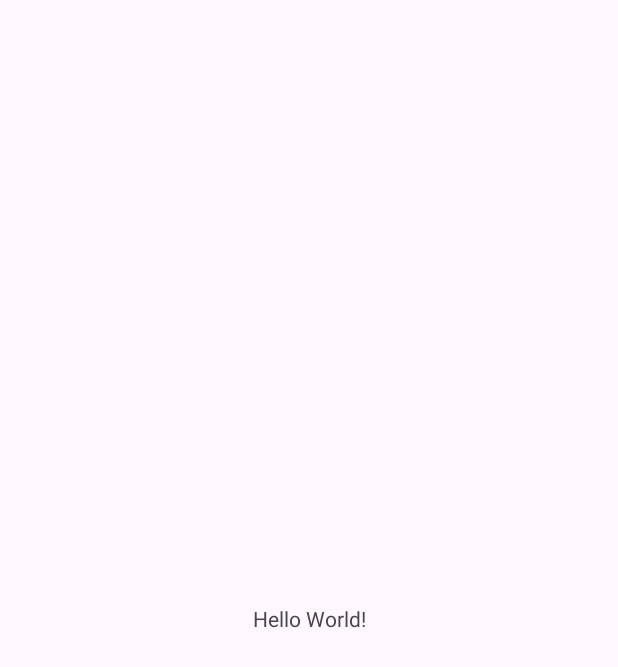
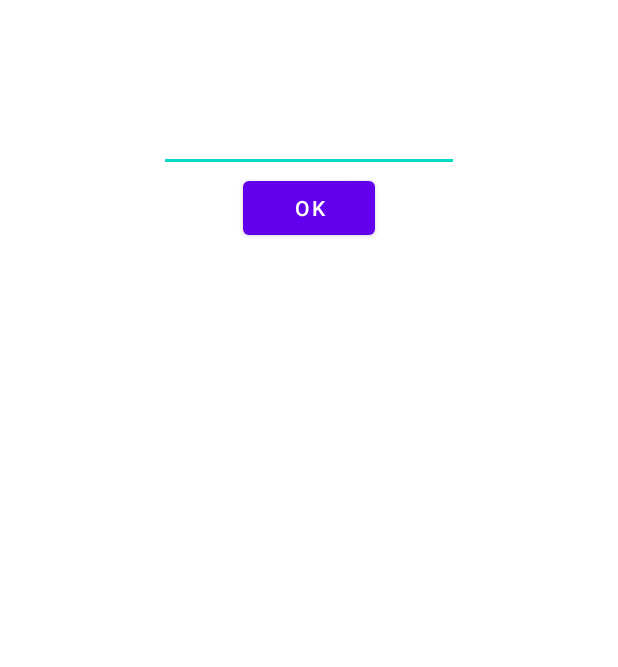
Before and after one commit to PierreRambe/LAB_WEEK_11_A, an Android app: the screen it shows after launch (MainActivity), on a phone screen of 412 x 824 dp. Before the commit the part shown is almost empty. Shown: the top 667 px of the screen. Run offline under Robolectric (Android 15) with nearby library versions, the phone set to English and light mode, and no system bars.

```diff
--- a/app/src/main/java/com/example/lab_week_11_a/MainActivity.kt
+++ b/app/src/main/java/com/example/lab_week_11_a/MainActivity.kt
@@ -1,20 +1,35 @@
 package com.example.lab_week_11_a
 
 import android.os.Bundle
-import androidx.activity.enableEdgeToEdge
+import android.widget.Button
+import android.widget.EditText
+import android.widget.TextView
 import androidx.appcompat.app.AppCompatActivity
-import androidx.core.view.ViewCompat
-import androidx.core.view.WindowInsetsCompat
+import androidx.lifecycle.ViewModel
+import androidx.lifecycle.ViewModelProvider
 
 class MainActivity : AppCompatActivity() {
+
     override fun onCreate(savedInstanceState: Bundle?) {
         super.onCreate(savedInstanceState)
-        enableEdgeToEdge()
         setContentView(R.layout.activity_main)
-        ViewCompat.setOnApplyWindowInsetsListener(findViewById(R.id.main)) { v, insets ->
-            val systemBars = insets.getInsets(WindowInsetsCompat.Type.systemBars())
-            v.setPadding(systemBars.left, systemBars.top, systemBars.right, systemBars.bottom)
-            insets
+
+        val preferenceWrapper = (application as PreferenceApplication).preferenceWrapper
+
+        val preferenceViewModel =
+            ViewModelProvider(this, object : ViewModelProvider.Factory {
+                override fun <T : ViewModel> create(modelClass: Class<T>): T {
+                    return PreferenceViewModel(preferenceWrapper) as T
+                }
+            })[PreferenceViewModel::class.java]
+
+        preferenceViewModel.getText().observe(this) {
+            findViewById<TextView>(R.id.activity_main_text_view).text = it
+        }
+
+        findViewById<Button>(R.id.activity_main_button).setOnClickListener {
+            val input = findViewById<EditText>(R.id.activity_main_edit_text).text.toString()
+            preferenceViewModel.saveText(input)
         }
     }
 }
--- /dev/null
+++ b/app/src/main/java/com/example/lab_week_11_a/PreferenceApplication.kt
@@ -0,0 +1,16 @@
+package com.example.lab_week_11_a
+
+import android.app.Application
+import android.content.Context
+
+class PreferenceApplication : Application() {
+    lateinit var preferenceWrapper: PreferenceWrapper
+
+    override fun onCreate() {
+        super.onCreate()
+
+        preferenceWrapper = PreferenceWrapper(
+            getSharedPreferences("prefs", Context.MODE_PRIVATE)
+        )
+    }
+}
--- /dev/null
+++ b/app/src/main/java/com/example/lab_week_11_a/PreferenceViewModel.kt
@@ -0,0 +1,15 @@
+package com.example.lab_week_11_a
+
+import androidx.lifecycle.LiveData
+import androidx.lifecycle.ViewModel
+
+class PreferenceViewModel(private val preferenceWrapper: PreferenceWrapper) : ViewModel() {
+
+    fun saveText(text: String) {
+        preferenceWrapper.saveText(text)
+    }
+
+    fun getText(): LiveData<String> {
+        return preferenceWrapper.getText()
+    }
+}
--- /dev/null
+++ b/app/src/main/java/com/example/lab_week_11_a/PreferenceWrapper.kt
@@ -0,0 +1,37 @@
+package com.example.lab_week_11_a
+
+import android.content.SharedPreferences
+import androidx.lifecycle.LiveData
+import androidx.lifecycle.MutableLiveData
+
+class PreferenceWrapper(private val sharedPreferences: SharedPreferences) {
+
+    private val textLiveData = MutableLiveData<String>()
+
+    init {
+        sharedPreferences.registerOnSharedPreferenceChangeListener { _, key ->
+            when (key) {
+                KEY_TEXT -> {
+                    textLiveData.postValue(
+                        sharedPreferences.getString(KEY_TEXT, "")
+                    )
+                }
+            }
+        }
+    }
+
+    fun saveText(text: String) {
+        sharedPreferences.edit()
+            .putString(KEY_TEXT, text)
+            .apply()
+    }
+
+    fun getText(): LiveData<String> {
+        textLiveData.postValue(sharedPreferences.getString(KEY_TEXT, ""))
+        return textLiveData
+    }
+
+    companion object {
+        const val KEY_TEXT = "keyText"
+    }
+}
--- a/app/src/main/res/layout/activity_main.xml
+++ b/app/src/main/res/layout/activity_main.xml
@@ -1,19 +1,37 @@
 <?xml version="1.0" encoding="utf-8"?>
-<androidx.constraintlayout.widget.ConstraintLayout xmlns:android="http://schemas.android.com/apk/res/android"
+<androidx.constraintlayout.widget.ConstraintLayout
+    xmlns:android="http://schemas.android.com/apk/res/android"
     xmlns:app="http://schemas.android.com/apk/res-auto"
     xmlns:tools="http://schemas.android.com/tools"
-    android:id="@+id/main"
     android:layout_width="match_parent"
     android:layout_height="match_parent"
     tools:context=".MainActivity">
 
     <TextView
+        android:id="@+id/activity_main_text_view"
         android:layout_width="wrap_content"
         android:layout_height="wrap_content"
-        android:text="Hello World!"
-        app:layout_constraintBottom_toBottomOf="parent"
-        app:layout_constraintEnd_toEndOf="parent"
-        app:layout_constraintStart_toStartOf="parent"
-        app:layout_constraintTop_toTopOf="parent" />
+        android:layout_marginTop="50dp"
+        app:layout_constraintTop_toTopOf="parent"
+        app:layout_constraintLeft_toLeftOf="parent"
+        app:layout_constraintRight_toRightOf="parent"/>
+
+    <EditText
+        android:id="@+id/activity_main_edit_text"
+        android:layout_width="200dp"
+        android:layout_height="wrap_content"
+        android:inputType="none"
+        app:layout_constraintTop_toBottomOf="@id/activity_main_text_view"
+        app:layout_constraintLeft_toLeftOf="parent"
+        app:layout_constraintRight_toRightOf="parent"/>
+
+    <Button
+        android:id="@+id/activity_main_button"
+        android:layout_width="wrap_content"
+        android:layout_height="wrap_content"
+        android:text="@android:string/ok"
+        app:layout_constraintTop_toBottomOf="@id/activity_main_edit_text"
+        app:layout_constraintLeft_toLeftOf="parent"
+        app:layout_constraintRight_toRightOf="parent"/>
 
 </androidx.constraintlayout.widget.ConstraintLayout>
```
Also changed, not shown: app/build.gradle.kts (+8 -0 lines), app/src/main/AndroidManifest.xml (+7 -11 lines).
